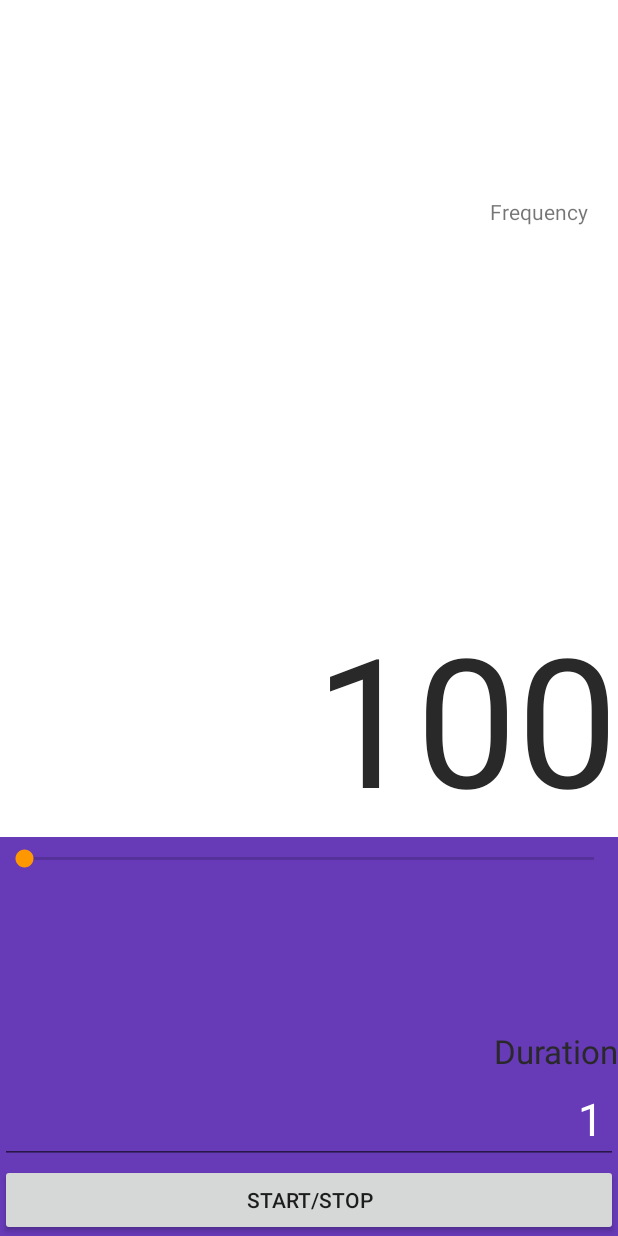
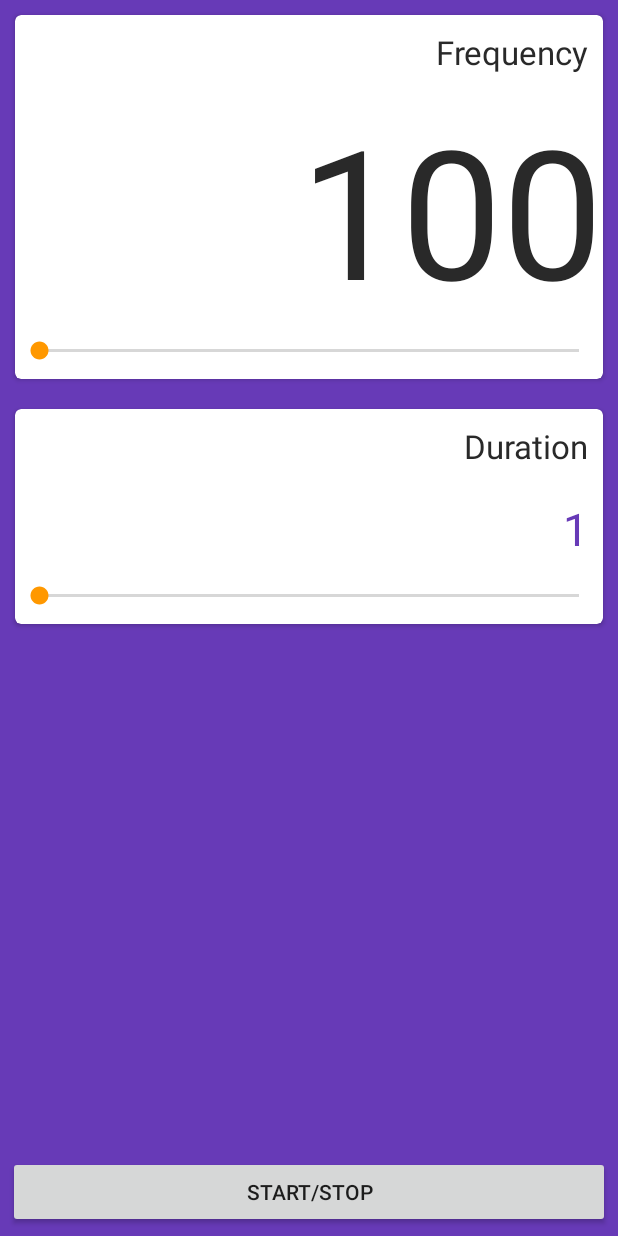
Before and after one commit to nisrulz/zentone, an Android app: the screen it shows after launch (MainActivity), on a phone screen of 412 x 824 dp. Run offline under Robolectric (Android 15) with nearby library versions, the phone set to English and light mode, and no system bars.

Commit message:
(*)Updated UI with card layout

```diff
--- a/app/build.gradle
+++ b/app/build.gradle
@@ -22,5 +22,6 @@ android {
 dependencies {
     compile fileTree(dir: 'libs', include: ['*.jar'])
     compile 'com.android.support:appcompat-v7:22.0.0'
+    compile 'com.android.support:cardview-v7:22.0.+'
     compile project(':lib-zentone')
 }
--- a/app/src/main/java/in/excogitation/library_zentone/MainActivity.java
+++ b/app/src/main/java/in/excogitation/library_zentone/MainActivity.java
@@ -14,12 +14,10 @@ import in.excogitation.zentone.library.ZenTone;
 public class MainActivity extends ActionBarActivity {
 
     EditText editTextFreq, editTextDuration;
-    SeekBar seekBar;
+    SeekBar seekBarFreq, seekBarDuration;
     int freq = 5000;
     int duration = 1;
     boolean isPlaying = false;
-
-    int lastSeekbarValue = 0;
 
     @Override
     protected void onCreate(Bundle savedInstanceState) {
@@ -29,7 +27,11 @@ public class MainActivity extends ActionBarActivity {
         Button btn1 = (Button) findViewById(R.id.button);
         editTextFreq = (EditText) findViewById(R.id.editTextFreq);
         editTextDuration = (EditText) findViewById(R.id.editTextDuration);
-        seekBar = (SeekBar) findViewById(R.id.seekBar);
+        seekBarFreq = (SeekBar) findViewById(R.id.seekBarFreq);
+        seekBarFreq.setMax(22000);
+
+        seekBarDuration = (SeekBar) findViewById(R.id.seekBarDuration);
+        seekBarDuration.setMax(60);
 
         btn1.setOnClickListener(new View.OnClickListener() {
             @Override
@@ -54,27 +56,28 @@ public class MainActivity extends ActionBarActivity {
             }
         });
 
-        seekBar.setOnSeekBarChangeListener(new SeekBar.OnSeekBarChangeListener() {
+        seekBarFreq.setOnSeekBarChangeListener(new SeekBar.OnSeekBarChangeListener() {
             @Override
             public void onProgressChanged(SeekBar seekBar, int progress, boolean fromUser) {
-                int f = Integer.parseInt(editTextFreq.getText().toString());
-                if(progress==0){
-                    lastSeekbarValue=0;
-                }
-                if (lastSeekbarValue <progress) {
-                    f += progress;
-                    if (f >= 22000) {
-                        f = 22000;
-                    }
-                    lastSeekbarValue = progress;
-                } else {
-                    f -= progress;
-                    if (f <= 0) {
-                        f = 0;
-                    }
-                    lastSeekbarValue = progress;
-                }
-                editTextFreq.setText(String.valueOf(f));
+                editTextFreq.setText(String.valueOf(progress));
+            }
+
+            @Override
+            public void onStartTrackingTouch(SeekBar seekBar) {
+                // Stop Tone
+                ZenTone.getInstance().stop();
+            }
+
+            @Override
+            public void onStopTrackingTouch(SeekBar seekBar) {
+
+            }
+        });
+
+        seekBarDuration.setOnSeekBarChangeListener(new SeekBar.OnSeekBarChangeListener() {
+            @Override
+            public void onProgressChanged(SeekBar seekBar, int progress, boolean fromUser) {
+                editTextDuration.setText(String.valueOf(progress));
             }
 
             @Override
--- a/app/src/main/res/layout/activity_main.xml
+++ b/app/src/main/res/layout/activity_main.xml
@@ -5,75 +5,115 @@
     android:background="@color/primary"
     tools:context=".MainActivity">
 
+    <android.support.v7.widget.CardView xmlns:card_view="http://schemas.android.com/apk/res-auto"
+        android:id="@+id/card_view1"
+        android:layout_width="match_parent"
+        android:layout_height="wrap_content"
+        android:layout_gravity="center"
+        android:layout_margin="10dp"
+        card_view:cardCornerRadius="4dp">
+
+        <LinearLayout
+            android:layout_width="match_parent"
+            android:layout_height="match_parent"
+            android:layout_alignParentTop="true"
+            android:layout_centerHorizontal="true"
+            android:orientation="vertical">
+
+            <TextView
+                android:id="@+id/textViewFreq"
+                android:layout_width="match_parent"
+                android:layout_height="wrap_content"
+                android:gravity="right"
+                android:padding="10dp"
+                android:text="Frequency"
+                android:textAppearance="?android:attr/textAppearanceLarge"
+                android:textColor="@color/primary_text" />
+
             <EditText
                 android:id="@+id/editTextFreq"
                 android:layout_width="match_parent"
                 android:layout_height="wrap_content"
+                android:layout_centerHorizontal="true"
+                android:gravity="right|bottom"
+                android:inputType="number"
+                android:text="100"
+                android:background="@android:color/transparent"
+                android:textColor="@color/primary_text"
+                android:textIsSelectable="false"
+                android:textSize="120sp" />
+
+            <SeekBar
+                android:id="@+id/seekBarFreq"
+                android:layout_width="match_parent"
+                android:layout_height="wrap_content"
+                android:layout_alignBottom="@+id/card_view1"
+                android:paddingBottom="10dp"
+                android:paddingTop="5dp" />
+        </LinearLayout>
+    </android.support.v7.widget.CardView>
+
+    <android.support.v7.widget.CardView xmlns:card_view="http://schemas.android.com/apk/res-auto"
+        android:id="@+id/card_view2"
+        android:layout_width="match_parent"
+        android:layout_height="wrap_content"
+        android:layout_gravity="center"
+        android:layout_margin="10dp"
+        android:layout_below="@+id/card_view1"
+        card_view:cardCornerRadius="4dp">
+
+        <LinearLayout
+            android:layout_width="match_parent"
+            android:layout_height="match_parent"
             android:layout_alignParentTop="true"
             android:layout_centerHorizontal="true"
-        android:gravity="right|bottom"
-        android:background="@color/icons"
-        android:inputType="number"
-        android:text="100"
-        android:textColor="@color/primary_text"
-        android:textIsSelectable="false"
-        android:textSize="120sp"
-        android:layout_above="@+id/seekBar" />
-    <SeekBar
-        android:id="@+id/seekBar"
+            android:orientation="vertical">
+
+            <TextView
+                android:id="@+id/textViewDuration"
                 android:layout_width="match_parent"
                 android:layout_height="wrap_content"
-        android:paddingBottom="10dp"
-        android:paddingTop="5dp"
-        android:layout_above="@+id/editTextDuration"
-        android:layout_alignLeft="@+id/editTextDuration"
-        android:layout_alignStart="@+id/editTextDuration"
-        android:layout_marginBottom="124dp" />
+                android:gravity="right"
+                android:padding="10dp"
+                android:text="Duration"
+                android:textAppearance="?android:attr/textAppearanceLarge"
+                android:textColor="@color/primary_text" />
 
             <EditText
                 android:id="@+id/editTextDuration"
                 android:layout_width="match_parent"
                 android:layout_height="wrap_content"
+                android:layout_alignParentLeft="true"
+                android:layout_below="@+id/textView"
                 android:layout_weight="1"
                 android:gravity="right|bottom"
                 android:inputType="number"
+                android:padding="10dp"
                 android:text="1"
-        android:padding="10dp"
-        android:textColor="@color/icons"
+                android:background="@android:color/transparent"
+                android:textColor="@color/primary"
                 android:textIsSelectable="false"
-        android:textSize="30sp"
-        android:layout_above="@+id/button"
-        android:layout_alignLeft="@+id/button"
-        android:layout_alignStart="@+id/button" />
+                android:textSize="30sp" />
+
+            <SeekBar
+                android:id="@+id/seekBarDuration"
+                android:layout_width="match_parent"
+                android:layout_height="wrap_content"
+                android:layout_alignBottom="@+id/card_view"
+                android:paddingBottom="10dp"
+                android:paddingTop="5dp" />
+        </LinearLayout>
+    </android.support.v7.widget.CardView>
+
 
     <Button
         android:id="@+id/button"
+        android:layout_margin="5dp"
         android:layout_width="match_parent"
         android:layout_height="wrap_content"
         android:layout_alignParentBottom="true"
         android:text="Start/Stop" />
 
-    <TextView
-        android:layout_width="match_parent"
-        android:layout_height="wrap_content"
-        android:gravity="right"
-        android:textAppearance="?android:attr/textAppearanceLarge"
-        android:text="Duration"
-        android:textColor="@color/primary_text"
-        android:id="@+id/textView"
-        android:layout_above="@+id/editTextDuration"
-        android:layout_centerHorizontal="true" />
 
-    <TextView
-        android:layout_width="wrap_content"
-        android:layout_height="wrap_content"
-        android:padding="20dp"
-        android:textAppearance="?android:attr/textAppearanceSmall"
-        android:text="Frequency"
-        android:id="@+id/textView2"
-        android:layout_marginTop="111dp"
-        android:layout_alignParentTop="true"
-        android:layout_alignRight="@+id/editTextFreq"
-        android:layout_alignEnd="@+id/editTextFreq" />
 
 </RelativeLayout>
```
Also changed, not shown: 2 other files. Lines whose indentation alone changed are shown as unchanged.
